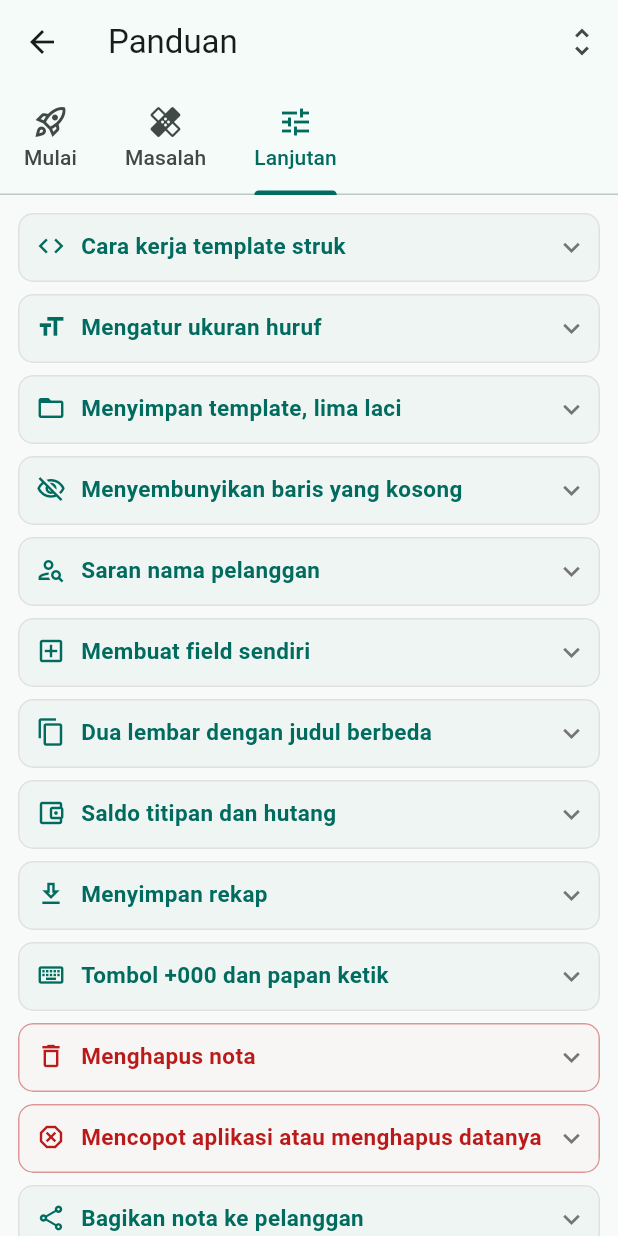
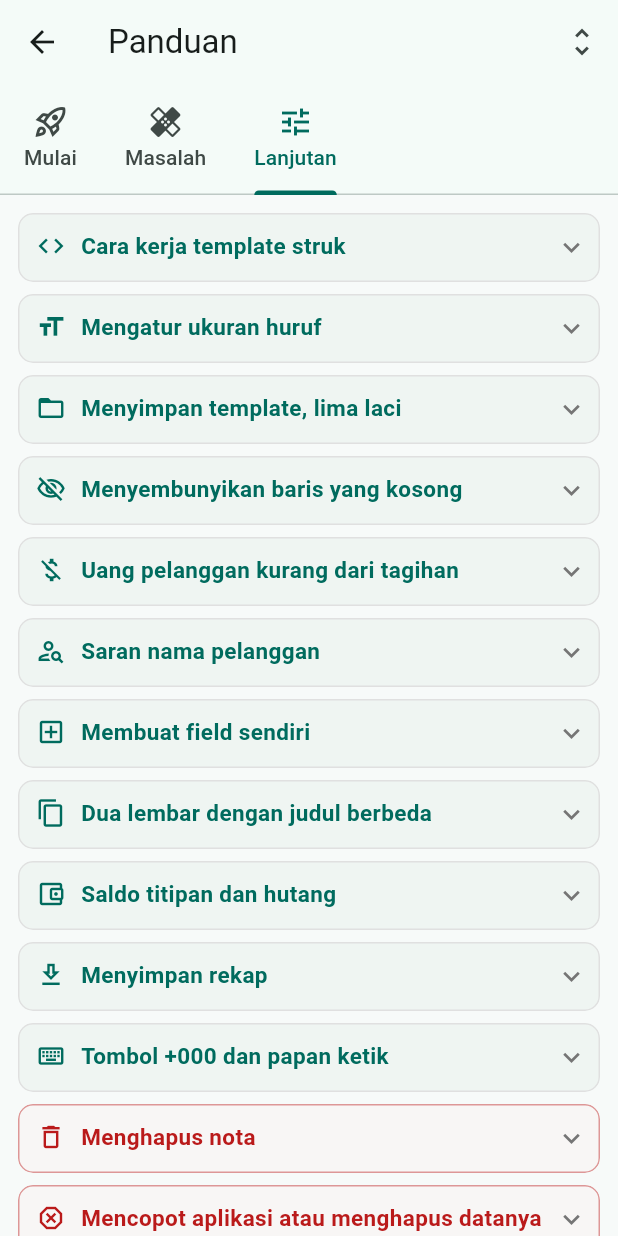
Before and after one commit to anggac1/kasir-laundry-2, a Flutter app: the PanduanScreen screen opened directly, tab 3 chosen, on a phone screen of 412 x 824 dp. Run offline on Flutter 3.47's test engine with Material 3 defaults, Android fonts, the phone set to English and light mode, and no system bars; our stand-ins replace pdf, permission_handler, share_plus, shared_preferences, sqflite; missing offline and left inert: excel, print_bluetooth_thermal; accounts and stored records are empty.

Commit message:
Kasir Laundry

```diff
--- a/lib/export/ekspor.dart
+++ b/lib/export/ekspor.dart
@@ -229,7 +229,10 @@ class Ekspor {
         'Jumlah Item',
         'Status Bayar',
         'Uang Diterima',
-        'Kembalian',
+        // Bertanda: positif berarti kembalian, negatif berarti
+        // pembayarannya kurang. Sengaja dibiarkan bertanda supaya bisa
+        // dijumlahkan langsung di Excel.
+        'Kembalian (- = kurang bayar)',
         'Total',
         'Catatan',
       ]);
--- a/lib/print/receipt.dart
+++ b/lib/print/receipt.dart
@@ -105,6 +105,7 @@ class Struk {
     '{status_bayar}': 'LUNAS / BELUM BAYAR, kosong bila disembunyikan',
     '{uang}': 'Uang diterima, kosong bila tidak diisi',
     '{kembalian}': 'Kembalian, kosong bila uang tidak diisi',
+    '{label_kembalian}': 'Kata "Kembali" atau "Kurang", ikut keadaan nota',
     '{total}': 'Total harga, selalu positif',
     '{label_total}': 'Tulisan TOTAL, jadi SISA SALDO bila minus',
     '{total_asli}': 'Total apa adanya, termasuk tanda minus',
@@ -248,7 +249,8 @@ class Struk {
     }
 
     final uang = n.uangDibayar;
-    final kembali = n.kembalian;
+    // Selalu positif; yang menyatakan arahnya {label_kembalian}.
+    final kembali = n.nilaiKembalian;
 
     return {
       ...ekstra,
@@ -268,6 +270,7 @@ class Struk {
       '{status_bayar}': StatusBayar.teksStruk(n.statusBayar),
       '{uang}': uang == null ? '' : rupiah(uang),
       '{kembalian}': kembali == null ? '' : rupiah(kembali),
+      '{label_kembalian}': kembali == null ? '' : n.labelKembalian,
       '{total}': rupiah(n.nilaiTampil),
       '{label_total}': n.labelTotal,
       '{total_asli}': rupiah(n.total),
--- a/lib/screens/nota_detail.dart
+++ b/lib/screens/nota_detail.dart
@@ -218,10 +218,14 @@ class _NotaDetailScreenState extends State<NotaDetailScreen> {
                       contentPadding: EdgeInsets.zero,
                       leading: const Icon(Icons.payments_outlined),
                       title: const Text('Uang diterima'),
+                      // "kembali -Rp10.000" diganti "kurang Rp10.000":
+                      // tanda minus di angka uang gampang terbaca sebagai
+                      // salah hitung, padahal artinya pembayaran kurang.
                       subtitle: Text(n.uangDibayar == null
                           ? 'Tidak dicatat'
                           : '${rupiah(n.uangDibayar!)}'
-                              '  -  kembali ${rupiah(n.kembalian ?? 0)}'),
+                              '  -  ${n.labelKembalian.toLowerCase()} '
+                              '${rupiah(n.nilaiKembalian ?? 0)}'),
                       trailing: const Icon(Icons.edit_outlined, size: 18),
                       onTap: _ubahUang,
                     ),
--- a/lib/screens/panduan.dart
+++ b/lib/screens/panduan.dart
@@ -687,6 +687,27 @@ const _lanjutan = <_Butir>[
         '[?status_bayar].',
   ),
   _Butir(
+    'Uang pelanggan kurang dari tagihan',
+    ikon: Icons.money_off,
+    isi: 'Kalau uang yang diterima lebih kecil daripada total, struk tidak '
+        'menulis kembalian bertanda minus. Barisnya berubah sendiri jadi '
+        '"Kurang" dengan angka biasa.',
+    langkah: [
+      'Isi Uang diterima seperti biasa, walau kurang',
+      'Struk otomatis menulis "Kurang Rp10.000", bukan "Kembali -Rp10.000"',
+      'Kalau uangnya lebih, tulisannya kembali jadi "Kembali"',
+    ],
+    catatan: 'Di template, kata itu berasal dari {label_kembalian}. Jadi '
+        'barisnya ditulis:\n\n'
+        '  [?kembalian]{label_kembalian}[>]{kembalian}\n\n'
+        'Kalau Anda pernah mengubah template sendiri dan masih mengetik '
+        'kata "Kembali" apa adanya, gantilah dengan {label_kembalian} '
+        'supaya ikut berubah.\n\n'
+        'Ini berbeda dengan SISA SALDO. Sisa saldo berarti pelanggan '
+        'menitipkan uang lebih dari tagihan; "Kurang" berarti '
+        'pembayarannya belum cukup.',
+  ),
+  _Butir(
     'Saran nama pelanggan',
     ikon: Icons.person_search_outlined,
     isi: 'Mengetik nama akan memunculkan saran dari nota yang pernah dibuat, '
--- a/lib/store/settings.dart
+++ b/lib/store/settings.dart
@@ -17,7 +17,7 @@ Nama     : {nama_pelanggan}
 ---
 [B2]{label_total}[>]{total}
 [?uang]Tunai[>]{uang}
-[?kembalian]Kembali[>]{kembalian}
+[?kembalian]{label_kembalian}[>]{kembalian}
 [?status_bayar]Bayar    : {status_bayar}
 ---
 Catatan:
```
Also changed, not shown: lib/models/models.dart (+21 -0 lines).
